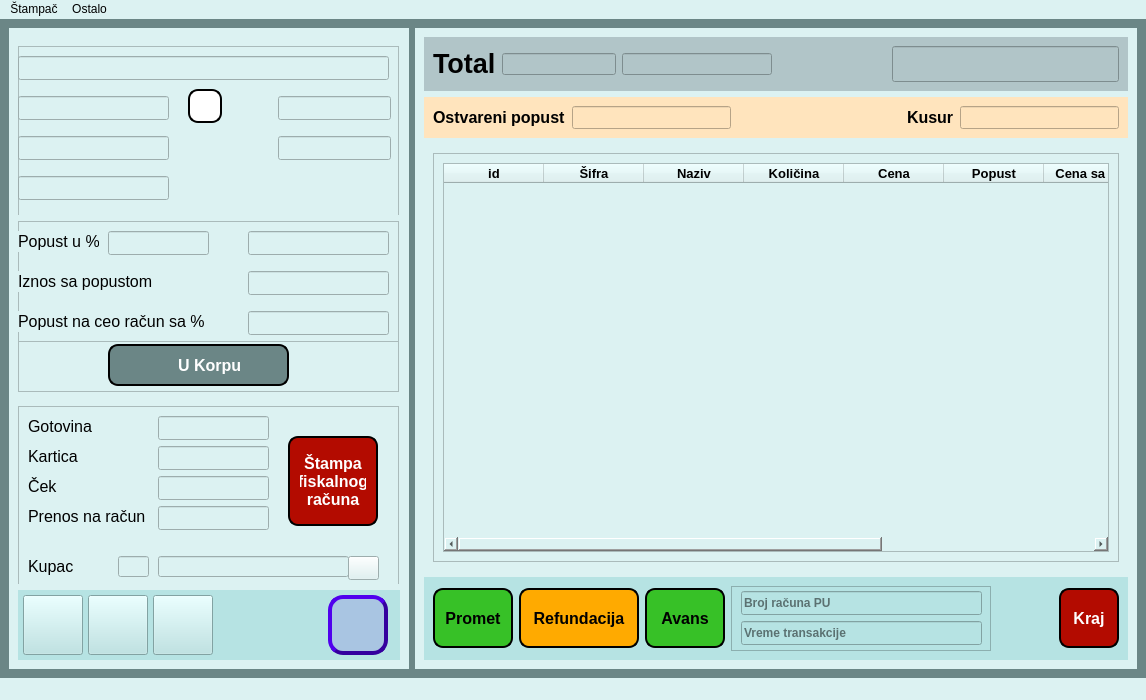
Qt form ui/main_window.ui (ljuba17/desktop_pos) before a commit.
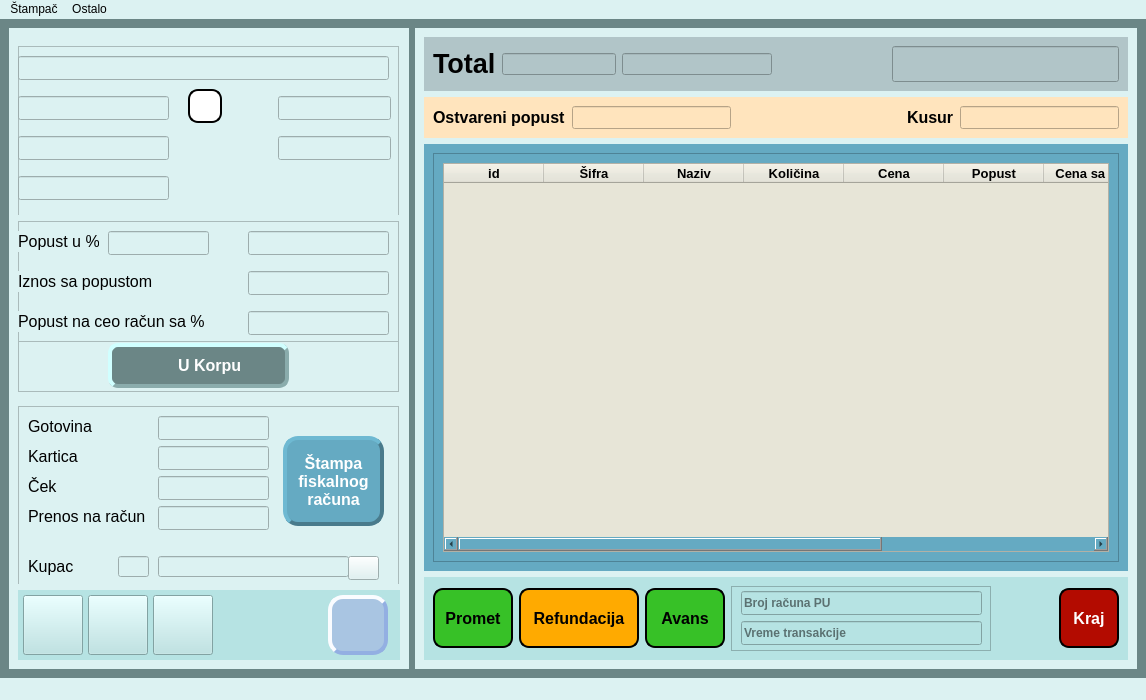
The same form after that commit. Icons and pictures are not drawn.

Commit message: style: Izmena stila u glavnom prozoru

Patch:
```diff
--- a/ui/main_window.ui
+++ b/ui/main_window.ui
@@ -485,9 +485,9 @@
            <property name="geometry">
             <rect>
              <x>90</x>
-             <y>3</y>
+             <y>2</y>
              <width>181</width>
-             <height>42</height>
+             <height>45</height>
             </rect>
            </property>
            <property name="font">
@@ -504,9 +504,9 @@
 	border-style:outset;
 	background-color: rgb(107, 134, 134);
 	color: white; /* Bela boja teksta */
-	border-width:2px;
+	border-width:4px;
 	border-radius:10px;
-	border-color:black;
+	border-color:#8aacac;
 	padding:10px;
 }
 QPushButton#btnKorpa:hover {
@@ -794,9 +794,9 @@
           <widget class="QPushButton" name="btnStampa">
            <property name="geometry">
             <rect>
-             <x>270</x>
+             <x>265</x>
              <y>30</y>
-             <width>90</width>
+             <width>101</width>
              <height>90</height>
             </rect>
            </property>
@@ -811,12 +811,12 @@
            </property>
            <property name="styleSheet">
             <string notr="true">QPushButton#btnStampa {
-	background-color: #b30b00;
+	background-color: #65aac2;
 	color: rgb(255, 255, 255);
     border-style:outset;
-	border-width:2px;
-	border-radius:10px;
-	border-color:black;
+	border-width:4px;
+	border-radius:15px;
+	border-color:#497b8c;
 	padding:10px;
 }
 QPushButton#btnStampa:hover {
@@ -1082,7 +1082,7 @@
     font-weight: bold; /* Podebljani tekst */
     border-style:outset;
 	border-width:4px;
-	border-color: rgb(53, 0, 158);
+	border-color: #93afe2;
 	border-radius:15px;
 	padding:10px;
 }
@@ -1373,6 +1373,9 @@
            <verstretch>0</verstretch>
           </sizepolicy>
          </property>
+         <property name="styleSheet">
+          <string notr="true">background-color: rgb(101, 170, 194);</string>
+         </property>
          <layout class="QVBoxLayout" name="verticalLayout_3">
           <item>
            <widget class="QFrame" name="tableFrame">
@@ -1407,7 +1410,7 @@
                 <string>Tabela u kojoj su prikazane stavke računa.</string>
                </property>
                <property name="styleSheet">
-                <string notr="true"/>
+                <string notr="true">background-color: rgb(231, 229, 215);</string>
                </property>
                <property name="rowCount">
                 <number>0</number>
```
Left out of the diff: 10 changed lines with no effect on the pictures. The commit also changes 1 other file.
